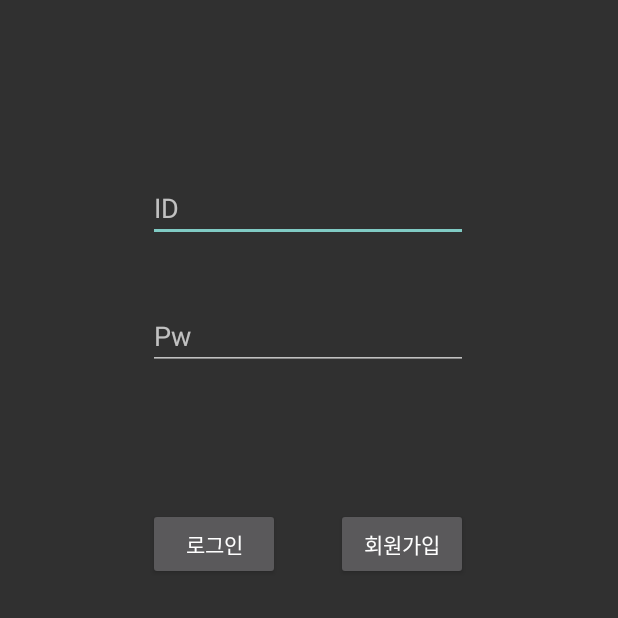
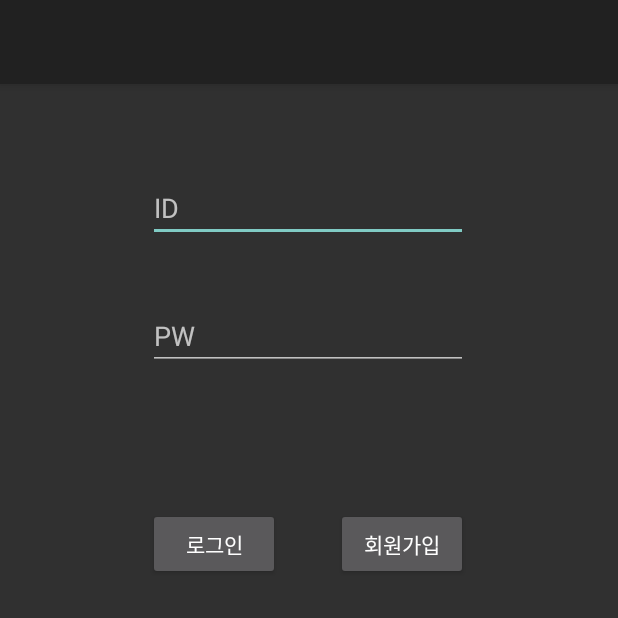
Before and after one commit to 2021-SMHRD-KDT-AI-6/Gaericature-, an Android app: the screen it shows after launch (BeginActivity), on a phone screen of 412 x 824 dp, the top half of it. Run offline under Robolectric (Android 15) with nearby library versions, the light colour scheme and no system bars.

```diff
--- a/app/src/main/java/com/example/project/Activity/BeginActivity.java
+++ b/app/src/main/java/com/example/project/Activity/BeginActivity.java
@@ -36,7 +36,7 @@ public class BeginActivity extends AppCompatActivity {
 
     EditText edId, edPw;
     Button btnLogin, btnSignUp;
-    String url = "http://192.168.0.115:5000/login";
+    String url = "http://172.30.1.12:5000/login";
 
     @Override
     protected void onCreate(Bundle savedInstanceState) {
--- a/app/src/main/java/com/example/project/Activity/CartActivity.java
+++ b/app/src/main/java/com/example/project/Activity/CartActivity.java
@@ -52,8 +52,6 @@ public class CartActivity extends AppCompatActivity {
 
         gridViewCart = findViewById(R.id.gridViewCart);
         btnCartPurchase = findViewById(R.id.btnPurchase);
-
-        Intent intent = getIntent();
 
         RbPreference pref = new RbPreference(this);
         String user_id = pref.getValue("user_id", null);
--- a/app/src/main/res/layout/activity_begin.xml
+++ b/app/src/main/res/layout/activity_begin.xml
@@ -5,6 +5,18 @@
     android:layout_width="match_parent"
     android:layout_height="match_parent"
     tools:context=".Activity.BeginActivity">
+
+    <androidx.appcompat.widget.Toolbar
+        android:id="@+id/my_toolbar"
+        android:layout_width="match_parent"
+        android:layout_height="?attr/actionBarSize"
+        android:background="?attr/colorPrimary"
+        android:elevation="4dp"
+        android:theme="@style/ThemeOverlay.AppCompat.ActionBar"
+        app:layout_constraintEnd_toEndOf="parent"
+        app:layout_constraintStart_toStartOf="parent"
+        app:layout_constraintTop_toTopOf="parent"
+        app:popupTheme="@style/ThemeOverlay.AppCompat.Light" />
 
     <Button
         android:id="@+id/btnLogin"
--- a/app/src/main/res/values-night/themes.xml
+++ b/app/src/main/res/values-night/themes.xml
@@ -1,6 +1,6 @@
 <resources xmlns:tools="http://schemas.android.com/tools">
     <!-- Base application theme. -->
-    <style name="Theme.Project" parent="Theme.MaterialComponents.DayNight.DarkActionBar">
+    <style name="Theme.Project" parent="Theme.AppCompat.DayNight.NoActionBar">
         <!-- Primary brand color. -->
         <item name="colorPrimary">@color/purple_200</item>
         <item name="colorPrimaryVariant">@color/purple_700</item>
--- a/app/src/main/res/values/strings.xml
+++ b/app/src/main/res/values/strings.xml
@@ -26,7 +26,7 @@
 
     <!--  activity_begin.xml  -->
     <string name="edId">ID</string>
-    <string name="edPw">Pw</string>
+    <string name="edPw">PW</string>
     <string name="edNick">Nickname</string>
     <string name="btnLogin">로그인</string>
     <string name="btnSignUp">회원가입</string>
--- a/app/src/main/res/values/themes.xml
+++ b/app/src/main/res/values/themes.xml
@@ -1,6 +1,6 @@
 <resources xmlns:tools="http://schemas.android.com/tools">
     <!-- Base application theme. -->
-    <style name="Theme.Project" parent="Theme.MaterialComponents.DayNight.DarkActionBar">
+    <style name="Theme.Project" parent="Theme.AppCompat.Light.NoActionBar">
         <!-- Primary brand color. -->
         <item name="colorPrimary">@color/purple_500</item>
         <item name="colorPrimaryVariant">@color/purple_700</item>
```
Also changed, not shown: app/src/main/java/com/example/project/Fragment/MyPage.java (+37 -1 lines).
